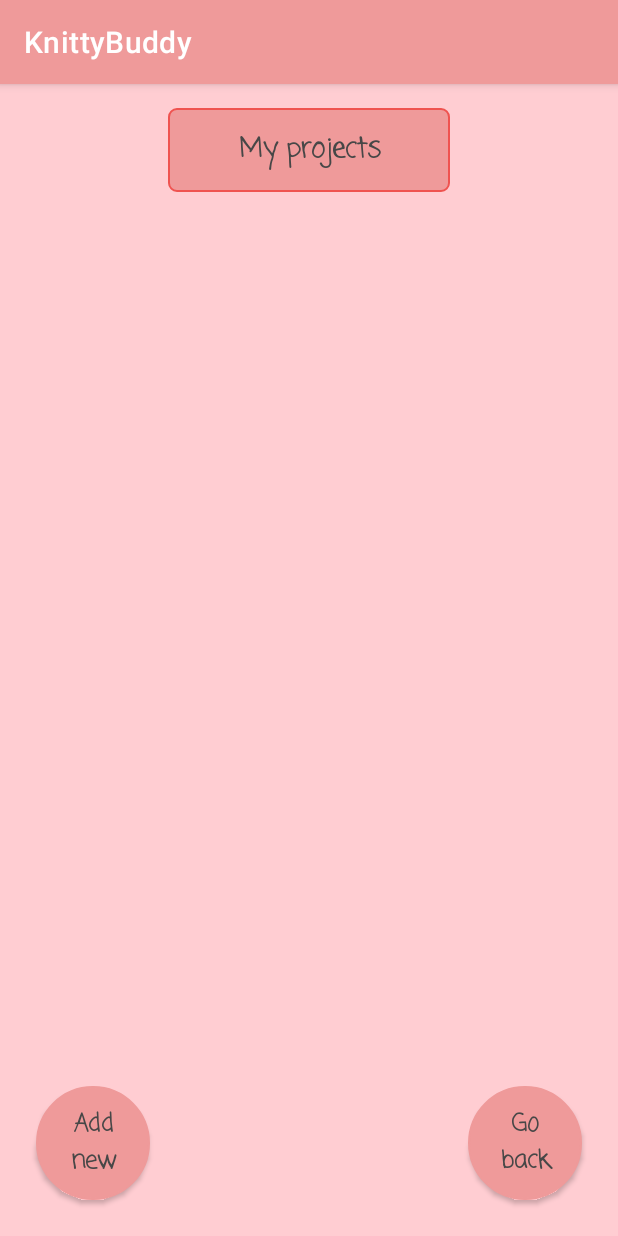
After one commit to Solguden/knittybuddy, an Android app: the ProjectMainActivity screen opened directly, with no data from a screen before it, on a phone screen of 412 x 824 dp. The commit adds this screen. Run offline under Robolectric (Android 15) with nearby library versions, the phone set to English and light mode, and no system bars; our stand-ins replace Firebase (no records; nobody signed in at launch, a user with empty details on screens opened directly); 2 statements that could not run were skipped.

Commit message:
Fragments Projects

```diff
--- a/app/src/main/AndroidManifest.xml
+++ b/app/src/main/AndroidManifest.xml
@@ -15,8 +15,9 @@
         <activity android:name=".inspiration.InspirationDetailActivity"></activity>
         <activity android:name=".inspiration.InspirationListActivity" />
         <activity android:name=".feed.FeedActivity" />
-        <activity android:name=".project.ProjectDetailsActivity" />
-        <activity android:name=".project.ProjectListActivity" />
+        <activity android:name=".old.OldProjectDetailsActivity" />
+        <activity android:name=".old.OldProjectListActivity" />
+        <activity android:name=".project.ProjectMainActivity" />
         <activity android:name=".MenuActivity">
             <intent-filter>
                 <action android:name="android.intent.action.MAIN" />
--- a/app/src/main/java/dk/au/mad21spring/group20/knittybuddy/MenuActivity.java
+++ b/app/src/main/java/dk/au/mad21spring/group20/knittybuddy/MenuActivity.java
@@ -9,7 +9,7 @@ import android.widget.Button;
 
 import dk.au.mad21spring.group20.knittybuddy.feed.FeedActivity;
 import dk.au.mad21spring.group20.knittybuddy.inspiration.InspirationListActivity;
-import dk.au.mad21spring.group20.knittybuddy.project.ProjectListActivity;
+import dk.au.mad21spring.group20.knittybuddy.project.ProjectMainActivity;
 
 public class MenuActivity extends AppCompatActivity {
 
@@ -64,7 +64,7 @@ public class MenuActivity extends AppCompatActivity {
     }
 
     private void goToProjectList(){
-        Intent intent = new Intent(this, ProjectListActivity.class);
+        Intent intent = new Intent(this, ProjectMainActivity.class);
         startActivityForResult(intent,REQUEST_CODE_PROJECTS );
     }
 
--- a/app/src/main/java/dk/au/mad21spring/group20/knittybuddy/project/ProjectDetailsActivity.java
+++ b/app/src/main/java/dk/au/mad21spring/group20/knittybuddy/old/OldProjectDetailsActivity.java
@@ -1,4 +1,4 @@
-package dk.au.mad21spring.group20.knittybuddy.project;
+package dk.au.mad21spring.group20.knittybuddy.old;
 
 import androidx.appcompat.app.AlertDialog;
 import androidx.appcompat.app.AppCompatActivity;
@@ -17,7 +17,7 @@ import android.widget.Toast;
 import dk.au.mad21spring.group20.knittybuddy.R;
 import dk.au.mad21spring.group20.knittybuddy.model.Project;
 
-public class ProjectDetailsActivity extends AppCompatActivity {
+public class OldProjectDetailsActivity extends AppCompatActivity {
 
     //widgets
     EditText nameProjectEditTxt;
--- /dev/null
+++ b/app/src/main/java/dk/au/mad21spring/group20/knittybuddy/project/IProjectSelector.java
@@ -0,0 +1,7 @@
+package dk.au.mad21spring.group20.knittybuddy.project;
+
+public interface IProjectSelector {
+
+    void addNewProject();
+    void onProjectSelected(int position);
+}
--- /dev/null
+++ b/app/src/main/java/dk/au/mad21spring/group20/knittybuddy/project/ProjectMainActivity.java
@@ -0,0 +1,172 @@
+package dk.au.mad21spring.group20.knittybuddy.project;
+
+import android.content.Context;
+import android.content.res.Configuration;
+import android.os.Bundle;
+import android.view.View;
+import android.widget.LinearLayout;
+
+import androidx.appcompat.app.AppCompatActivity;
+
+import com.google.firebase.firestore.auth.User;
+
+import java.util.List;
+
+import dk.au.mad21spring.group20.knittybuddy.R;
+import dk.au.mad21spring.group20.knittybuddy.model.Project;
+import dk.au.mad21spring.group20.knittybuddy.project.fragment.ProjectDetailsFragment;
+import dk.au.mad21spring.group20.knittybuddy.project.fragment.ProjectListFragment;
+
+//This class is inspired by the "FragmentsArnieMovies" example from lecture L7
+public class ProjectMainActivity extends AppCompatActivity implements IProjectSelector{
+
+    //device type
+    public enum DeviceType {MOBILE, TABLET}
+    public enum UserView {LIST_VIEW, DETAIL_VIEW}
+    private DeviceType deviceType;
+    private UserView userView;
+
+    //tags used for the fragments
+    private static final String LIST_FRAG = "list_fragment";
+    private static final String DETAIL_FRAG = "detail_fragment";
+
+    //fragments
+    private ProjectListFragment projectList;
+    private ProjectDetailsFragment projectDetail;
+
+    //containers used to insert fragments into
+    private LinearLayout listContainer;
+    private LinearLayout detailContainer;
+
+    //list of project objects
+    private List<Project> projects;
+    private int selectedProjectIndex;
+
+    @Override
+    protected void onCreate(Bundle savedInstanceState) {
+        super.onCreate(savedInstanceState);
+        setContentView(R.layout.multi_project_main);
+
+        //instantiation of containers
+        listContainer = findViewById(R.id.list_container);
+        detailContainer = findViewById(R.id.details_container);
+
+        //load projects
+        projects = projectList.getAllProjects();
+
+        //determine device type
+        if (!isTablet(this)){
+            deviceType = DeviceType.MOBILE;
+        } else {
+            deviceType = DeviceType.TABLET;
+        }
+
+        //check if its the first time the activity is opened
+        if (savedInstanceState == null) {
+            selectedProjectIndex = 0;
+            userView = UserView.LIST_VIEW;
+
+            //instantiation of fragments
+            projectList = new ProjectListFragment();
+            projectDetail = new ProjectDetailsFragment();
+
+            //setProjects
+
+            //both fragments get added to the containers, but one is invisible
+            getSupportFragmentManager().beginTransaction()
+                    .add(R.id.list_container, projectList, LIST_FRAG)
+                    .add(R.id.details_container, projectDetail, DETAIL_FRAG)
+                    .commit();
+        } else {
+            selectedProjectIndex = savedInstanceState.getInt("index");
+            userView = (UserView) savedInstanceState.getSerializable("user");
+
+            if (userView == null){
+                userView = UserView.LIST_VIEW; //default
+            }
+
+            projectList = (ProjectListFragment)getSupportFragmentManager().findFragmentByTag(LIST_FRAG);
+            if (projectList == null){
+                projectList = new ProjectListFragment();
+            }
+
+            projectDetail = (ProjectDetailsFragment)getSupportFragmentManager().findFragmentByTag(DETAIL_FRAG);
+            if (projectDetail == null){
+                projectDetail = new ProjectDetailsFragment();
+            }
+        }
+
+        updateFragmentViewState(userView);
+    }
+
+    //methods
+    private void updateFragmentViewState(UserView view) {
+        //this methods updates the view
+        if (view == UserView.LIST_VIEW) {
+            userView = UserView.LIST_VIEW;
+            switchFragment(view);
+        } if (view == UserView.DETAIL_VIEW) {
+            userView = UserView.DETAIL_VIEW;
+            switchFragment(view);
+        } else {
+            //ignore
+        }
+    }
+
+    private boolean switchFragment(UserView view) {
+        if (deviceType == DeviceType.MOBILE) {
+            if (view == UserView.LIST_VIEW) {
+                listContainer.setVisibility(View.VISIBLE);
+                detailContainer.setVisibility(View.GONE);
+                changeDetailContainerFragment(UserView.DETAIL_VIEW); //ikke sikker om dette er nødvendigt?
+            } else if (view == UserView.DETAIL_VIEW) {
+                listContainer.setVisibility(View.GONE);
+                detailContainer.setVisibility(View.VISIBLE);
+                changeDetailContainerFragment(view); //ikke sikker om dette er nødvendigt?
+            }
+        } else {
+            if (view == UserView.LIST_VIEW) {
+                changeDetailContainerFragment(UserView.DETAIL_VIEW); //ikke sikker om dette er nødvendigt?
+            } else {
+                changeDetailContainerFragment(view); //ikke sikker om dette er nødvendigt?
+            }
+        }
+        return true;
+    }
+
+    private void changeDetailContainerFragment(UserView view) { //Spørgsmål: hvor bestemmer man hvilket project som skal vises i detail view???
+        if (view == UserView.DETAIL_VIEW) {
+            getSupportFragmentManager().beginTransaction()
+                    .setCustomAnimations(R.anim.animation_slide_in,R.anim.animation_slide_out)
+                    .replace(R.id.details_container, projectDetail, DETAIL_FRAG)
+                    .commit();
+        }
+    }
+
+    //ressource: https://stackoverflow.com/questions/5832368/tablet-or-phone-android
+    public boolean isTablet(Context context) {
+        boolean xlarge = ((context.getResources().getConfiguration().screenLayout & Configuration.SCREENLAYOUT_SIZE_MASK) == Configuration.SCREENLAYOUT_SIZE_XLARGE);
+        boolean large = ((context.getResources().getConfiguration().screenLayout & Configuration.SCREENLAYOUT_SIZE_MASK) == Configuration.SCREENLAYOUT_SIZE_LARGE);
+        return (xlarge || large);
+    }
+
+    //method from implemented interface
+    //this method will open an empty project in the detail view
+    @Override
+    public void addNewProject() {
+        updateFragmentViewState(UserView.DETAIL_VIEW);
+    }
+
+    //method from implemented interface
+    @Override
+    public void onProjectSelected(int position) {
+        if(projectDetail!=null){
+            Project selectedProject = projects.get(position);
+            if(selectedProject!=null) {
+                selectedProjectIndex = position;
+                projectDetail.setProject(selectedProject);
+            }
+        }
+        updateFragmentViewState(UserView.DETAIL_VIEW);
+    }
+}
--- a/app/src/main/java/dk/au/mad21spring/group20/knittybuddy/project/ViewModel/ProjectListViewModel.java
+++ b/app/src/main/java/dk/au/mad21spring/group20/knittybuddy/project/ViewModel/ProjectListViewModel.java
@@ -4,33 +4,32 @@ import android.app.Application;
 
 import androidx.annotation.NonNull;
 import androidx.lifecycle.AndroidViewModel;
+import androidx.lifecycle.LiveData;
 import androidx.lifecycle.MutableLiveData;
 
 import java.util.ArrayList;
+import java.util.List;
 
 import dk.au.mad21spring.group20.knittybuddy.model.Project;
+import dk.au.mad21spring.group20.knittybuddy.repository.Repository;
 
 
 public class ProjectListViewModel extends AndroidViewModel {
 
     //attributes
     private static final String TAG = "ProjectListViewModel";
-    MutableLiveData<ArrayList<Project>> projects;
+    LiveData<List<Project>> projects;
+    Repository repository;
 
     //constructor
     public ProjectListViewModel(@NonNull Application application) {
         super(application);
-
+        repository = Repository.getRepositoryInstance();
         projects = getAllProjects();
     }
 
     //methods
-    public MutableLiveData<ArrayList<Project>> getAllProjects() {
-        if(projects==null){
-            //loadData(); TO DO: build this method in the repository
-        }
-        return projects;
-    }
+    public LiveData<List<Project>> getAllProjects() { return projects; }
 
     public void addProject(Project project){ //TO DO: build this method in the repository
     }
--- a/app/src/main/java/dk/au/mad21spring/group20/knittybuddy/project/fragment/ProjectDetailsFragment.java
+++ b/app/src/main/java/dk/au/mad21spring/group20/knittybuddy/project/fragment/ProjectDetailsFragment.java
@@ -1,4 +1,12 @@
 package dk.au.mad21spring.group20.knittybuddy.project.fragment;
 
-public class ProjectDetailsFragment {
+import androidx.fragment.app.Fragment;
+
+import dk.au.mad21spring.group20.knittybuddy.model.Project;
+
+public class ProjectDetailsFragment extends Fragment {
+
+    public void setProject(Project project){
+
+    }
 }
--- a/app/src/main/java/dk/au/mad21spring/group20/knittybuddy/project/fragment/ProjectListFragment.java
+++ b/app/src/main/java/dk/au/mad21spring/group20/knittybuddy/project/fragment/ProjectListFragment.java
@@ -1,4 +1,135 @@
 package dk.au.mad21spring.group20.knittybuddy.project.fragment;
 
-public class ProjectListFragment {
+import android.content.Context;
+import android.os.Bundle;
+import android.view.LayoutInflater;
+import android.view.View;
+import android.view.ViewGroup;
+import android.widget.Button;
+
+import androidx.annotation.NonNull;
+import androidx.annotation.Nullable;
+import androidx.fragment.app.Fragment;
+import androidx.lifecycle.Observer;
+import androidx.lifecycle.ViewModelProvider;
+import androidx.recyclerview.widget.LinearLayoutManager;
+import androidx.recyclerview.widget.RecyclerView;
+
+import java.util.ArrayList;
+import java.util.List;
+
+import dk.au.mad21spring.group20.knittybuddy.R;
+import dk.au.mad21spring.group20.knittybuddy.model.Project;
+import dk.au.mad21spring.group20.knittybuddy.project.IProjectSelector;
+import dk.au.mad21spring.group20.knittybuddy.project.ProjectAdapter;
+import dk.au.mad21spring.group20.knittybuddy.project.ViewModel.ProjectListViewModel;
+
+public class ProjectListFragment extends Fragment implements ProjectAdapter.IProjectItemClickedListener {
+
+    //widgets
+    Button btnAddNewProject;
+    Button btnGoBack;
+    RecyclerView rvProjectList;
+
+    //app state
+    private ProjectListViewModel listVM;
+
+    //attributes
+    private ProjectAdapter adapter;
+    private List<Project> projectList;
+    private Project thisProject;
+
+    private IProjectSelector projectSelector;
+
+    //empty constructor
+    public ProjectListFragment () {
+
+    }
+
+    //life cycle methods
+    @Nullable
+    @Override
+    public View onCreateView(@NonNull LayoutInflater inflater, @Nullable ViewGroup container,
+                             @Nullable Bundle savedInstanceState) {
+        View v = inflater.inflate(R.layout.fragment_project_list, container, false);
+        //instantiation of widgets
+        btnAddNewProject = v.findViewById(R.id.btn_project_addProject);
+        btnGoBack = v.findViewById(R.id.btn_projectList_back);
+        rvProjectList = v.findViewById(R.id.rv_project_list);
+        projectList = new ArrayList<>();
+
+        //button listeners
+        btnAddNewProject.setOnClickListener(new View.OnClickListener() {
+            @Override
+            public void onClick(View v) {
+                addProject();
+            }
+        });
+
+        btnGoBack.setOnClickListener(new View.OnClickListener() {
+            @Override
+            public void onClick(View v) {
+                //implement code here
+            }
+        });
+
+        return v;
+    }
+
+    @Override
+    public void onResume() { super.onResume(); }
+
+
+    @Override
+    public void onActivityCreated(@Nullable Bundle savedInstanceState) {
+        super.onActivityCreated(savedInstanceState);
+
+        //recyclerview
+        adapter = new ProjectAdapter(this);
+        rvProjectList.setLayoutManager(new LinearLayoutManager(getContext()));
+        rvProjectList.setAdapter(adapter);
+
+        //view models
+        listVM = new ViewModelProvider(getActivity()).get(ProjectListViewModel.class);
+        listVM.getAllProjects().observe(getViewLifecycleOwner(), new Observer<List<Project>>() { //er i tvivl om "getViewLifecycleOwner()" - https://blog.usejournal.com/observe-livedata-from-viewmodel-in-fragment-fd7d14f9f5fb
+            @Override
+            public void onChanged(List<Project> projects) {
+                if (projects.size() == 0){
+                    projectList = new ArrayList<Project>();
+                }
+                setProjects(projects);
+                adapter.updateProjectList(projectList);
+            }
+        });
+    }
+
+    //methods
+    public void setProjects(List<Project> list){
+        projectList = list;
+    }
+
+    public List<Project> getAllProjects(){
+        return projectList;
+    }
+
+    //method from IProjectItemClickedListener
+    @Override
+    public void onProjectClicked(int index){
+        thisProject = projectList.get(index);
+        onProjectSelected(index);
+    }
+
+    //method from IProjectSelector
+    public void onProjectSelected(int position){
+        if(projectSelector!=null) {
+            projectSelector.onProjectSelected(position);
+        }
+    }
+
+    private void addProject() {
+        if(projectSelector!=null) {
+            projectSelector.addNewProject();
+        }
+    }
+
 }
--- a/app/src/main/java/dk/au/mad21spring/group20/knittybuddy/repository/Repository.java
+++ b/app/src/main/java/dk/au/mad21spring/group20/knittybuddy/repository/Repository.java
@@ -33,10 +33,12 @@ import java.util.concurrent.Executors;
 import java.util.concurrent.Future;
 
 import dk.au.mad21spring.group20.knittybuddy.feed.Feed;
+import dk.au.mad21spring.group20.knittybuddy.model.Project;
 
 public class Repository {
     private ExecutorService executor;       //for asynch processing
     private MutableLiveData<List<Feed>> feedList;
+    private MutableLiveData<List<Project>> projectList;
     private FirebaseFirestore db;
     //RequestQueue queue; //For Volley
     Context context;
@@ -97,6 +99,8 @@ public class Repository {
     }
 
     public LiveData<List<Feed>> getFeed(){return feedList;}
+
+    public LiveData<List<Project>> getAllProjects(){return projectList;}
 
     //VIRKER IKKE!
     public ArrayList<Feed> getByOwnerId(int ownerId){ //bruge executer run her?
--- /dev/null
+++ b/app/src/main/res/anim/animation_slide_out.xml
@@ -0,0 +1,4 @@
+<?xml version="1.0" encoding="utf-8"?>
+<set xmlns:android="http://schemas.android.com/apk/res/android">
+
+</set>
--- a/app/src/main/res/layout/fragment_project_detail.xml
+++ b/app/src/main/res/layout/fragment_project_detail.xml
@@ -5,7 +5,7 @@
     android:layout_width="match_parent"
     android:layout_height="match_parent"
     android:background="@color/background"
-    tools:context=".project.ProjectDetailsActivity">
+    tools:context=".old.OldProjectDetailsActivity">
 
     <ImageView
         android:id="@+id/projectImageDetail"
--- a/app/src/main/res/layout/fragment_project_list.xml
+++ b/app/src/main/res/layout/fragment_project_list.xml
@@ -5,7 +5,7 @@
     android:layout_width="match_parent"
     android:layout_height="match_parent"
     android:background="@color/background"
-    tools:context=".project.ProjectListActivity">
+    tools:context=".old.OldProjectListActivity">
 
     <androidx.recyclerview.widget.RecyclerView
         android:id="@+id/rv_project_list"
--- /dev/null
+++ b/app/src/main/res/layout/multi_project_main.xml
@@ -0,0 +1,33 @@
+<?xml version="1.0" encoding="utf-8"?>
+<androidx.constraintlayout.widget.ConstraintLayout
+    xmlns:android="http://schemas.android.com/apk/res/android"
+    xmlns:app="http://schemas.android.com/apk/res-auto"
+    android:layout_width="match_parent"
+    android:layout_height="match_parent">
+
+    <LinearLayout
+        android:id="@+id/list_container"
+        android:layout_width="fill_parent"
+        android:layout_height="fill_parent"
+        android:layout_weight="1"
+        android:background="@color/background"
+        android:orientation="horizontal"
+        app:layout_constraintBottom_toBottomOf="parent"
+        app:layout_constraintEnd_toEndOf="parent"
+        app:layout_constraintStart_toStartOf="parent"
+        app:layout_constraintTop_toTopOf="parent"></LinearLayout>
+
+    <LinearLayout
+        android:id="@+id/details_container"
+        android:layout_width="fill_parent"
+        android:layout_height="fill_parent"
+        android:layout_weight="1"
+        android:background="@color/background"
+        android:orientation="horizontal"
+        android:visibility="gone"
+        app:layout_constraintBottom_toBottomOf="parent"
+        app:layout_constraintEnd_toEndOf="parent"
+        app:layout_constraintStart_toStartOf="parent"
+        app:layout_constraintTop_toTopOf="parent"></LinearLayout>
+
+</androidx.constraintlayout.widget.ConstraintLayout>
```
Also changed, not shown: app/src/main/java/dk/au/mad21spring/group20/knittybuddy/old/OldProjectListActivity.java (renamed from app/src/main/java/dk/au/mad21spring/group20/knittybuddy/project/ProjectListActivity.java, +5 -5 lines), app/src/main/res/anim/animation_slide_in.xml (added, +8 -0 lines).
